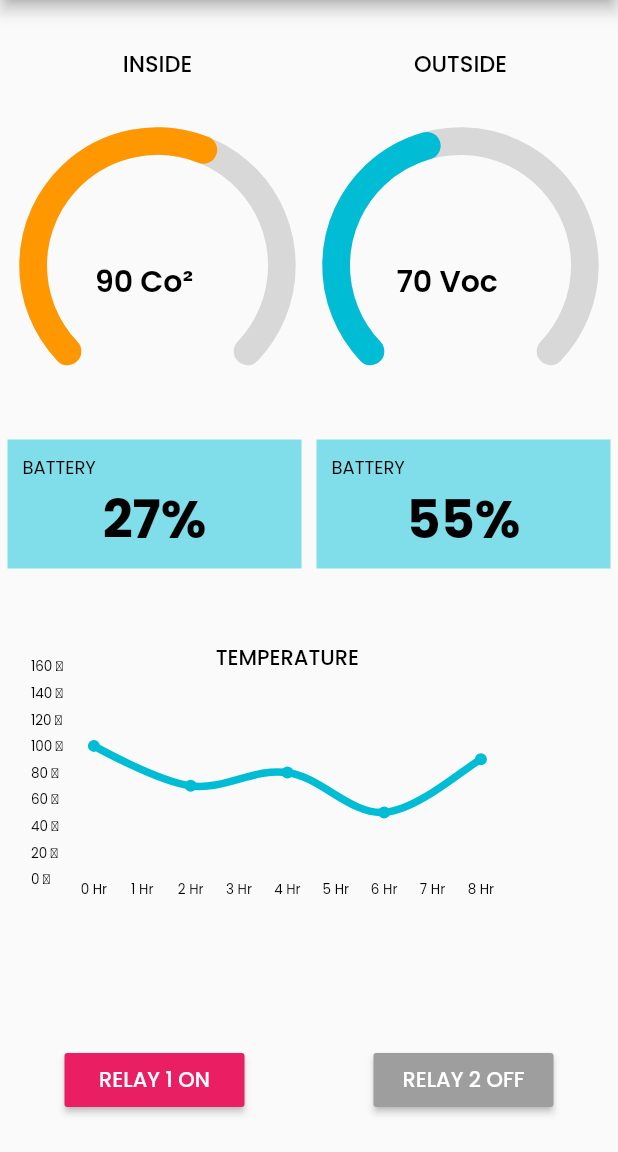
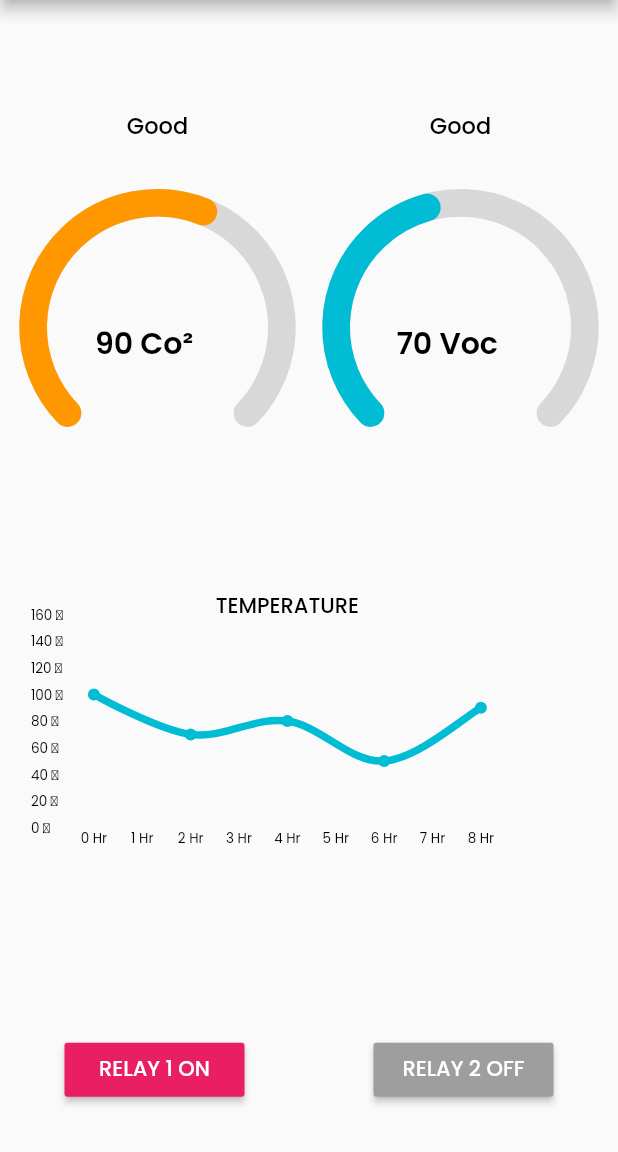
Before and after one commit to TjayAmit/arduino_app, a Flutter app: the screen it shows after launch, on a phone screen of 412 x 824 dp, the part 84-1236 px from its top. Run offline on Flutter 3.47's test engine with Material 2 defaults, Android fonts, the phone set to English and light mode, and no system bars; drawn by our look-alikes of fl_chart, syncfusion_flutter_gauges; our stand-ins replace get, google_fonts; network calls fail.

Commit message:
Update main_view.dart

```diff
--- a/lib/Pages/main_view.dart
+++ b/lib/Pages/main_view.dart
@@ -1,11 +1,12 @@
 import 'package:arduino_app/Component/Widget/Text/textwidget.dart';
+import 'package:arduino_app/Controller/main_controller.dart';
 import 'package:flutter/material.dart';
 import 'package:get/get.dart';
 import 'package:arduino_app/Component/Widget/Co2Gauge/carbondioxide_gauge.dart';
 import 'package:arduino_app/Component/Widget/VocGauge/voc_gauge.dart';
 import 'package:arduino_app/Component/Widget/Graph/line_graph.dart';
 
-class MainView extends StatelessWidget {
+class MainView extends GetView<MainController> {
   const MainView({Key? key}) : super(key: key);
 
   @override
@@ -48,15 +49,17 @@ class MainView extends StatelessWidget {
                                   height: Get.height,
                                   child: Column(
                                     mainAxisAlignment: MainAxisAlignment.end,
-                                    children: const [
-                                      TextWidget(
-                                        title: 'INSIDE',
+                                    children: [
+                                      Obx(
+                                        () => TextWidget(
+                                          title: controller.co2Header.value,
                                           fontSize: 15,
                                           fontWeight: FontWeight.w500,
                                           textAlign: TextAlign.center,
                                         ),
-                                      SizedBox(height: 20),
-                                      CarbondioxideGauge(),
+                                      ),
+                                      const SizedBox(height: 20),
+                                      const CarbondioxideGauge(),
                                     ],
                                   ),
                                 ),
@@ -70,91 +73,23 @@ class MainView extends StatelessWidget {
                                   height: Get.height,
                                   child: Column(
                                     mainAxisAlignment: MainAxisAlignment.end,
-                                    children: const [
-                                      TextWidget(
-                                        title: 'OUTSIDE',
+                                    children: [
+                                      Obx(
+                                        () => TextWidget(
+                                          title: controller.tvocHeader.value,
                                           fontSize: 15,
                                           fontWeight: FontWeight.w500,
                                           textAlign: TextAlign.center,
                                         ),
-                                      SizedBox(height: 20),
-                                      VocGauge(),
+                                      ),
+                                      const SizedBox(height: 20),
+                                      const VocGauge(),
                                     ],
                                   ),
                                 ),
                               )),
                         ],
                       ),
-                    ),
-                  )),
-              Flexible(
-                  flex: 1,
-                  child: SizedBox(
-                    width: Get.width,
-                    height: Get.height,
-                    child: Row(
-                      children: [
-                        Flexible(
-                            flex: 1,
-                            child: Padding(
-                              padding: const EdgeInsets.all(5.0),
-                              child: Container(
-                                width: Get.width,
-                                height: Get.height,
-                                color: Colors.cyan[200],
-                                child: Stack(
-                                  children: const [
-                                    Positioned.fill(
-                                        top: 20,
-                                        child: Center(
-                                          child: TextWidget(
-                                            title: '27%',
-                                            fontSize: 35,
-                                            fontWeight: FontWeight.w700,
-                                          ),
-                                        )),
-                                    Positioned(
-                                        top: 10,
-                                        left: 10,
-                                        child: TextWidget(
-                                          title: 'BATTERY',
-                                          fontSize: 12,
-                                        ))
-                                  ],
-                                ),
-                              ),
-                            )),
-                        Flexible(
-                            flex: 1,
-                            child: Padding(
-                              padding: const EdgeInsets.all(5.0),
-                              child: Container(
-                                width: Get.width,
-                                height: Get.height,
-                                color: Colors.cyan[200],
-                                child: Stack(
-                                  children: const [
-                                    Positioned.fill(
-                                        top: 20,
-                                        child: Center(
-                                          child: TextWidget(
-                                            title: '55%',
-                                            fontSize: 35,
-                                            fontWeight: FontWeight.w700,
-                                          ),
-                                        )),
-                                    Positioned(
-                                        top: 10,
-                                        left: 10,
-                                        child: TextWidget(
-                                          title: 'BATTERY',
-                                          fontSize: 12,
-                                        ))
-                                  ],
-                                ),
-                              ),
-                            )),
-                      ],
                     ),
                   )),
               Flexible(
@@ -184,7 +119,9 @@ class MainView extends StatelessWidget {
                       MaterialButton(
                         color: Colors.pink,
                         minWidth: 120,
-                          onPressed: () {},
+                        onPressed: () {
+                          controller.sendcmd("poweroff");
+                        },
                         child: const TextWidget(
                           title: 'RELAY 1 ON',
                           fontSize: 14,
@@ -195,7 +132,9 @@ class MainView extends StatelessWidget {
                       MaterialButton(
                         color: Colors.grey,
                         minWidth: 120,
-                          onPressed: () {},
+                        onPressed: () {
+                          controller.sendcmd("poweron");
+                        },
                         child: const TextWidget(
                           title: 'RELAY 2 OFF',
                           fontSize: 14,
@@ -205,7 +144,8 @@ class MainView extends StatelessWidget {
                       ),
                     ],
                   ),
-                  )),
+                ),
+              ),
             ],
           ),
         ),
```
Lines whose indentation alone changed are shown as unchanged.
